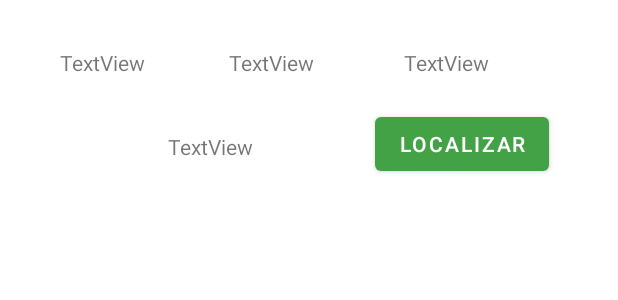
After one commit to Miguemc03/RegistroMisDeportes, an Android app: the layout actividades.xml on its own in the app's theme, with its tools: preview values and no code run, on a phone screen of 412 x 824 dp. The commit adds this screen. Shown: the top 300 px of the screen. Run offline under Robolectric (Android 15) with nearby library versions, the phone set to English and light mode, and no system bars.

Commit message:
Pagina Actividades

```diff
--- a/app/src/main/java/com/example/registromisdeportes/ui/dashboard/DashboardFragment.java
+++ b/app/src/main/java/com/example/registromisdeportes/ui/dashboard/DashboardFragment.java
@@ -268,7 +268,7 @@ public class DashboardFragment extends Fragment {
             }
         }
         cursor.close();
-         cursor=manejadorBD.getDeporte(id.toString());
+         cursor=manejadorBD.getDeporte(id);
         if (cursor != null && cursor.getCount() > 0) {
             cursor.moveToFirst();
             dep=cursor.getString(0);
--- /dev/null
+++ b/app/src/main/res/layout/actividades.xml
@@ -0,0 +1,59 @@
+<?xml version="1.0" encoding="utf-8"?>
+<androidx.constraintlayout.widget.ConstraintLayout xmlns:android="http://schemas.android.com/apk/res/android"
+    xmlns:app="http://schemas.android.com/apk/res-auto"
+    xmlns:tools="http://schemas.android.com/tools"
+    android:layout_width="match_parent"
+    android:layout_height="match_parent">
+
+    <TextView
+        android:id="@+id/textViewDeporte"
+        android:layout_width="wrap_content"
+        android:layout_height="wrap_content"
+        android:layout_marginStart="40dp"
+        android:layout_marginTop="32dp"
+        android:text="TextView"
+        app:layout_constraintStart_toStartOf="parent"
+        app:layout_constraintTop_toTopOf="parent" />
+
+    <Button
+        android:id="@+id/buttonLocalizar"
+        android:layout_width="wrap_content"
+        android:layout_height="wrap_content"
+        android:layout_marginTop="72dp"
+        android:layout_marginEnd="36dp"
+        android:text="Localizar"
+        app:layout_constraintEnd_toEndOf="parent"
+        app:layout_constraintHorizontal_bias="0.892"
+        app:layout_constraintStart_toEndOf="@+id/textViewDuracion"
+        app:layout_constraintTop_toTopOf="parent" />
+
+    <TextView
+        android:id="@+id/textViewFecha"
+        android:layout_width="wrap_content"
+        android:layout_height="wrap_content"
+        android:layout_marginStart="56dp"
+        android:layout_marginTop="32dp"
+        android:text="TextView"
+        app:layout_constraintStart_toEndOf="@+id/textViewDeporte"
+        app:layout_constraintTop_toTopOf="parent" />
+
+    <TextView
+        android:id="@+id/textViewHora"
+        android:layout_width="wrap_content"
+        android:layout_height="wrap_content"
+        android:layout_marginStart="60dp"
+        android:layout_marginTop="32dp"
+        android:text="TextView"
+        app:layout_constraintStart_toEndOf="@+id/textViewFecha"
+        app:layout_constraintTop_toTopOf="parent" />
+
+    <TextView
+        android:id="@+id/textViewDuracion"
+        android:layout_width="wrap_content"
+        android:layout_height="wrap_content"
+        android:layout_marginStart="112dp"
+        android:layout_marginTop="88dp"
+        android:text="TextView"
+        app:layout_constraintStart_toStartOf="parent"
+        app:layout_constraintTop_toTopOf="parent" />
+</androidx.constraintlayout.widget.ConstraintLayout>
```
Also changed, not shown: app/src/main/java/com/example/registromisdeportes/ManejadorBD.java (+6 -1 lines), app/src/main/java/com/example/registromisdeportes/ui/notifications/NotificationsFragment.java (+142 -2 lines), app/src/main/res/layout/fragment_notifications.xml (+17 -11 lines).
